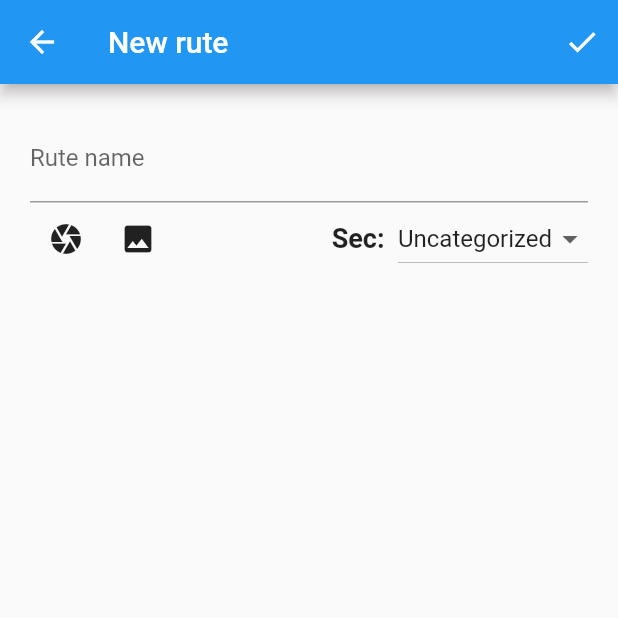
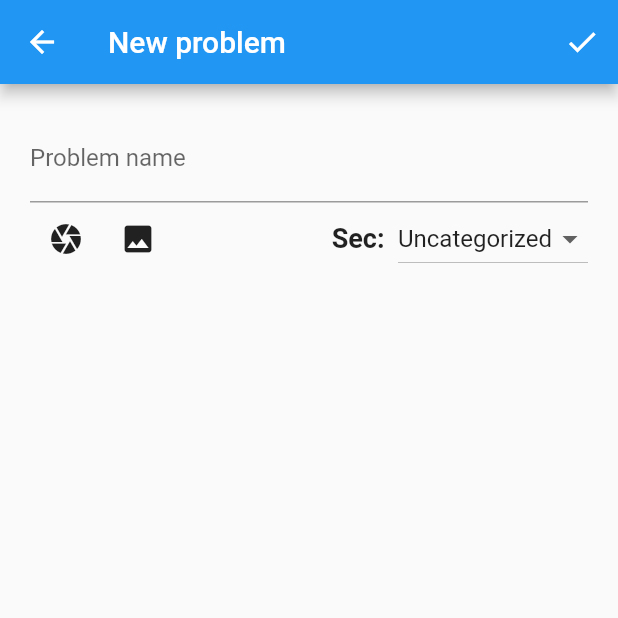
Before and after one commit to gedemagt/chaos_flutter, a Flutter app: the RuteCreator screen opened directly with empty values, on a phone screen of 412 x 824 dp, the top half of it. Run offline on Flutter 3.47's test engine with Material 2 defaults, Android fonts, the phone set to English and light mode, and no system bars; our stand-ins replace image_picker, photo_view, shared_preferences; missing offline and left inert: flutter_range_slider; accounts and stored records are empty; network calls fail.

Commit message:
Some nomenclature..

```diff
--- a/lib/pages/gymspage.dart
+++ b/lib/pages/gymspage.dart
@@ -117,8 +117,8 @@ class _GymsPageState extends State<GymsPage> {
                         mainAxisAlignment: MainAxisAlignment.spaceAround,
                         crossAxisAlignment: CrossAxisAlignment.start,
                         children: <Widget>[
-                          Text("Rutes    ${g.nrRutes}", style: TextStyle(fontWeight: FontWeight.bold, fontSize: 13)),
-                          Text("Sectors ${g.sectors.length}",
+                          Text("Problems ${g.nrRutes}", style: TextStyle(fontWeight: FontWeight.bold, fontSize: 13)),
+                          Text("Sectors  ${g.sectors.length}",
                           )
                         ],
                       ),
--- a/lib/pages/rutecreator.dart
+++ b/lib/pages/rutecreator.dart
@@ -23,7 +23,7 @@ class RuteCreator extends StatefulWidget {
 
 class _RuteCreatorState extends State<RuteCreator> {
 
-  static const double MAX_SIZE = 1024;
+  static const double MAX_SIZE = 1400;
 
   String _sector = "Uncategorized";
   File _image;
@@ -84,7 +84,7 @@ class _RuteCreatorState extends State<RuteCreator> {
     return Scaffold(
       key: _scaffoldKey,
       appBar: AppBar(
-        title: Text("New rute"),
+        title: Text("New problem"),
         actions: <Widget>[
           IconButton(
             icon: Icon(Icons.check),
@@ -101,7 +101,7 @@ class _RuteCreatorState extends State<RuteCreator> {
                           mainAxisSize: MainAxisSize.min,
                           children: <Widget>[
                             CircularProgressIndicator(),
-                            Text("Uploading rute...", style: TextStyle(inherit: false),)
+                            Text("Uploading problem...", style: TextStyle(inherit: false),)
                           ],
                         )
                       )
@@ -136,7 +136,7 @@ class _RuteCreatorState extends State<RuteCreator> {
                 child: Column(children: <Widget>[
                   TextFormField(
                     decoration: InputDecoration(
-                      labelText: "Rute name"
+                      labelText: "Problem name"
                     ),
                     controller: _nameCtrl,
                     validator: (value) {
```
